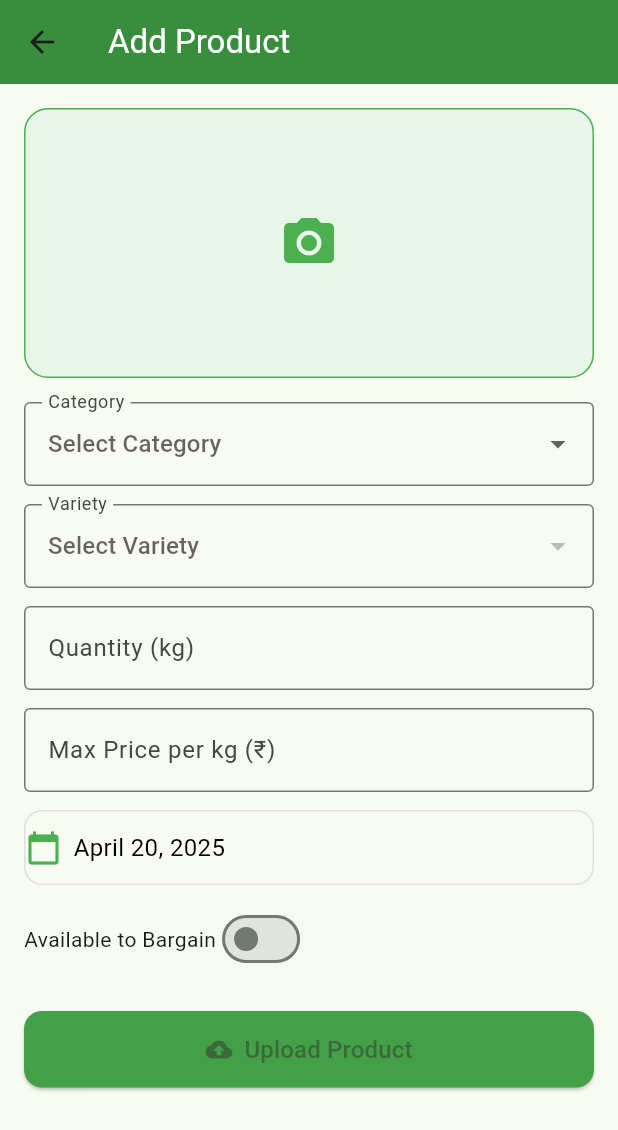
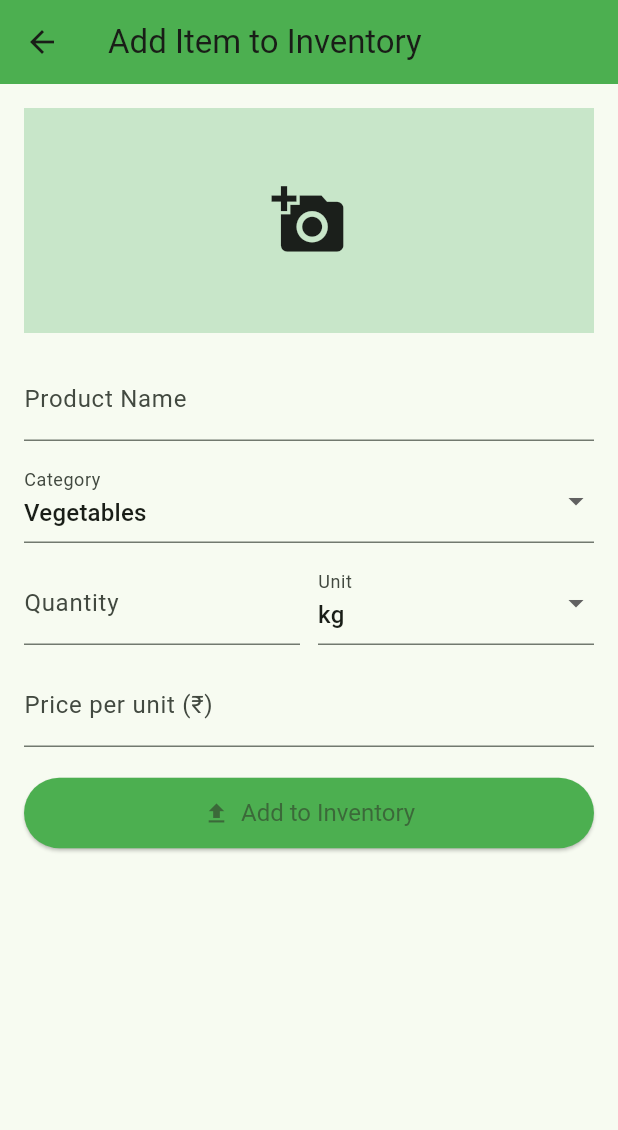
Before and after one commit to VedangiGholap/krushi-15, a Flutter app: the InventoryPage screen opened directly, after a tap on the "add" icon, on a phone screen of 412 x 824 dp. Shown: the top 1130 px of the screen. Run offline on Flutter 3.47's test engine with Material 3 defaults, Android fonts, the phone set to English and light mode, and no system bars; our stand-ins replace cloud_firestore, firebase_core, image_picker; accounts and stored records are empty.

```diff
--- a/lib/pages/farmer/add_product.dart
+++ b/lib/pages/farmer/add_product.dart
@@ -1,255 +1,186 @@
+import 'dart:io';
 import 'package:flutter/material.dart';
-import 'farmer_inventory.dart';
-import 'dart:io';
 import 'package:cloud_firestore/cloud_firestore.dart';
 import 'package:image_picker/image_picker.dart';
-import 'package:intl/intl.dart';
-import 'package:uuid/uuid.dart';
-import 'package:firebase_storage/firebase_storage.dart';
+import 'package:krushi_version16/cloudinary_service.dart'; // Import the service here
 
+class AddInventoryItemPage extends StatefulWidget {
+  final String farmerId;
 
-class AddProductPage extends StatefulWidget {
-  final String farmerId;
-  const AddProductPage({super.key, required this.farmerId});
+  const AddInventoryItemPage({super.key, required this.farmerId});
 
   @override
-  State<AddProductPage> createState() => _AddProductPageState();
+  State<AddInventoryItemPage> createState() => _AddInventoryItemPageState();
 }
 
-class _AddProductPageState extends State<AddProductPage> {
+class _AddInventoryItemPageState extends State<AddInventoryItemPage> {
   final _formKey = GlobalKey<FormState>();
-  final _picker = ImagePicker();
 
-  final quantityController = TextEditingController();
-  final priceController = TextEditingController();
+  String? productName;
+  String category = 'Vegetables';
+  int? quantity;
+  String unit = 'kg';
+  double? price;
 
-  String selectedCategory = '';
-  String? selectedVariety;
-  int quantity = 0;
-  double maxPrice = 0.0;
-  double demandPrice = 0.0;
-  DateTime? harvestDate;
-  File? imageFile;
-  bool uploading = false;
-  bool availableToBargain = false;
+  File? _imageFile;
+  bool _isUploading = false;
 
-  final Map<String, List<String>> categoryMap = {
-    'Vegetables': ['Tomato', 'Ladyfinger', 'Spinach'],
-    'Fruits': ['Banana', 'Strawberry'],
-    'Grains': ['Rice', 'Wheat'],
-  };
+  final categories = ['Vegetables', 'Fruits', 'Grains'];
+  final units = ['kg', 'dozen', 'litre'];
 
-  @override
-  void initState() {
-    super.initState();
-    harvestDate = DateTime.now();
-    selectedCategory = '';
-  }
+  final picker = ImagePicker();
 
-  @override
-  void dispose() {
-    quantityController.dispose();
-    priceController.dispose();
-    super.dispose();
-  }
-
-  Future<void> captureImage() async {
-    final pickedFile = await _picker.pickImage(source: ImageSource.camera);
-    if (pickedFile != null) {
-      setState(() {
-        imageFile = File(pickedFile.path);
-      });
+  Future<void> _pickImage() async {
+    final picked = await picker.pickImage(source: ImageSource.gallery);
+    if (picked != null) {
+      setState(() => _imageFile = File(picked.path));
     }
   }
 
-  Future<void> pickHarvestDate() async {
-    final DateTime? picked = await showDatePicker(
-      context: context,
-      initialDate: harvestDate ?? DateTime.now(),
-      firstDate: DateTime(2000),
-      lastDate: DateTime(2100),
-    );
-    if (picked != null) setState(() => harvestDate = picked);
-  }
-
-  Future<void> uploadProduct() async {
-    if (!_formKey.currentState!.validate()) return;
-
-    if (imageFile == null) {
-      showError("Please capture an image.");
-      return;
-    }
-    if (harvestDate == null) {
-      showError("Please select harvest date.");
+  Future<void> _submitForm() async {
+    if (!_formKey.currentState!.validate() || _imageFile == null) {
+      ScaffoldMessenger.of(context).showSnackBar(
+        const SnackBar(content: Text('Please complete all fields')),
+      );
       return;
     }
 
-    setState(() => uploading = true);
+    _formKey.currentState!.save();
+    setState(() => _isUploading = true);
 
     try {
-      quantity = int.tryParse(quantityController.text) ?? 0;
-      maxPrice = double.tryParse(priceController.text) ?? 0.0;
-      demandPrice = maxPrice * 0.8;
+      // Upload the image to Cloudinary
+      String? imageUrl = await uploadImageToCloudinary(_imageFile!); // This comes from cloudinary_service.dart
 
-      //  Upload image to Firebase Storage
-      final fileName = 'product_${const Uuid().v4()}.jpg';
-      final ref = FirebaseStorage.instance.ref().child('product_images').child(fileName);
-      await ref.putFile(imageFile!);
-      final imageUrl = await ref.getDownloadURL();
+      if (imageUrl == null) {
+        ScaffoldMessenger.of(context).showSnackBar(
+          const SnackBar(content: Text('Image upload failed')),
+        );
+        return;
+      }
 
-      //  Upload to Firestore
+      // Add data to Firestore
       await FirebaseFirestore.instance.collection('inventory').add({
+        'productName': productName,
+        'category': category,
+        'quantity': quantity,
+        'unit': unit,
+        'price': price,
+        'imageUrl': imageUrl,
         'farmerId': widget.farmerId,
-        'cropName': selectedCategory,
-        'variety': selectedVariety,
-        'quantity': quantity,
-        'quantityRemaining': quantity,
-        'maxPrice': maxPrice,
-        'demandPrice': demandPrice,
-        'harvestDate': Timestamp.fromDate(harvestDate!),
-        'image': imageUrl, // <-- store URL instead of base64
-        'availableToBargain': availableToBargain,
-        'uploadedAt': Timestamp.now(),
+        'timestamp': FieldValue.serverTimestamp(),
       });
 
-      if (!mounted) return;
-      Navigator.pushReplacement(
-        context,
-        MaterialPageRoute(builder: (context) => InventoryPage(farmerId: widget.farmerId)),
+      // On success, go back to previous screen
+      Navigator.pop(context);
+    } catch (e) {
+      ScaffoldMessenger.of(context).showSnackBar(
+        SnackBar(content: Text('Error: ${e.toString()}')),
       );
-    } catch (e) {
-      setState(() => uploading = false);
-      showError('Upload failed: ${e.toString()}');
+    } finally {
+      setState(() => _isUploading = false);
     }
-  }
-
-
-  void showError(String message) {
-    ScaffoldMessenger.of(context).showSnackBar(SnackBar(content: Text(message)));
   }
 
   @override
   Widget build(BuildContext context) {
     return Scaffold(
       appBar: AppBar(
-        title: const Text('Add Product', style: TextStyle(color: Colors.white)),
-        backgroundColor: Colors.green[700],
+        title: const Text("Add Item to Inventory"),
+        backgroundColor: Colors.green,
       ),
-      body: uploading
-          ? const Center(child: CircularProgressIndicator())
-          : SingleChildScrollView(
+      body: SingleChildScrollView(
         padding: const EdgeInsets.all(16),
         child: Form(
           key: _formKey,
           child: Column(
             children: [
               GestureDetector(
-                onTap: captureImage,
-                child: Container(
-                  height: 180,
+                onTap: _pickImage,
+                child: _imageFile == null
+                    ? Container(
+                  height: 150,
                   width: double.infinity,
-                  decoration: BoxDecoration(
-                    color: Colors.green[50],
-                    border: Border.all(color: Colors.green),
-                    borderRadius: BorderRadius.circular(16),
-                  ),
-                  child: imageFile != null
-                      ? ClipRRect(
-                      borderRadius: BorderRadius.circular(16),
-                      child: Image.file(imageFile!, fit: BoxFit.cover))
-                      : const Center(
-                    child: Icon(Icons.camera_alt, size: 40, color: Colors.green),
+                  color: Colors.green[100],
+                  child: const Icon(Icons.add_a_photo, size: 50),
+                )
+                    : ClipRRect(
+                  borderRadius: BorderRadius.circular(8),
+                  child: Image.file(
+                    _imageFile!,
+                    height: 150,
+                    width: double.infinity,
+                    fit: BoxFit.cover,
                   ),
                 ),
               ),
               const SizedBox(height: 16),
-              DropdownButtonFormField<String>(
-                hint: const Text("Select Category"),
-                value: selectedCategory.isNotEmpty ? selectedCategory : null,
-                decoration: const InputDecoration(labelText: 'Category', border: OutlineInputBorder()),
-                items: categoryMap.keys
-                    .map((category) => DropdownMenuItem(value: category, child: Text(category)))
-                    .toList(),
-                onChanged: (value) {
-                  setState(() {
-                    selectedCategory = value!;
-                    selectedVariety = categoryMap[selectedCategory]!.first;
-                  });
-                },
-                validator: (val) => val == null || val.isEmpty ? 'Required' : null,
+              TextFormField(
+                decoration: const InputDecoration(labelText: 'Product Name'),
+                onSaved: (val) => productName = val,
+                validator: (val) => val!.isEmpty ? 'Enter a product name' : null,
               ),
               const SizedBox(height: 12),
-              DropdownButtonFormField<String>(
-                hint: const Text("Select Variety"),
-                value: selectedVariety,
-                decoration: const InputDecoration(labelText: 'Variety', border: OutlineInputBorder()),
-                items: selectedCategory.isEmpty
-                    ? []
-                    : categoryMap[selectedCategory]!
-                    .map((v) => DropdownMenuItem(value: v, child: Text(v)))
+              DropdownButtonFormField(
+                value: category,
+                items: categories
+                    .map((c) => DropdownMenuItem(value: c, child: Text(c)))
                     .toList(),
-                onChanged: (value) => setState(() => selectedVariety = value),
-                validator: (val) => val == null || val.isEmpty ? 'Required' : null,
-              ),
-              const SizedBox(height: 12),
-              TextFormField(
-                controller: quantityController,
-                decoration: const InputDecoration(labelText: 'Quantity (kg)', border: OutlineInputBorder()),
-                keyboardType: TextInputType.number,
-                validator: (val) => val == null || val.isEmpty ? 'Required' : null,
-              ),
-              const SizedBox(height: 12),
-              TextFormField(
-                controller: priceController,
-                decoration: const InputDecoration(labelText: 'Max Price per kg (₹)', border: OutlineInputBorder()),
-                keyboardType: TextInputType.number,
-                validator: (val) => val == null || val.isEmpty ? 'Required' : null,
-              ),
-              const SizedBox(height: 12),
-              GestureDetector(
-                onTap: pickHarvestDate,
-                child: Container(
-                  padding: const EdgeInsets.symmetric(vertical: 12),
-                  decoration: BoxDecoration(
-                    border: Border.all(color: Colors.grey.shade300),
-                    borderRadius: BorderRadius.circular(12),
-                  ),
-                  child: Row(
-                    children: [
-                      const Icon(Icons.calendar_today, color: Colors.green),
-                      const SizedBox(width: 8),
-                      Text(
-                        harvestDate != null
-                            ? DateFormat.yMMMMd().format(harvestDate!)
-                            : 'Select Harvest Date',
-                        style: const TextStyle(fontSize: 16, color: Colors.black),
-                      ),
-                    ],
-                  ),
-                ),
+                onChanged: (val) => setState(() => category = val!),
+                decoration: const InputDecoration(labelText: 'Category'),
               ),
               const SizedBox(height: 12),
               Row(
                 children: [
-                  const Text('Available to Bargain'),
-                  Switch(
-                    value: availableToBargain,
-                    onChanged: (val) => setState(() => availableToBargain = val),
+                  Expanded(
+                    child: TextFormField(
+                      keyboardType: TextInputType.number,
+                      decoration: const InputDecoration(labelText: 'Quantity'),
+                      onSaved: (val) => quantity = int.tryParse(val!),
+                      validator: (val) => val!.isEmpty ? 'Enter quantity' : null,
+                    ),
+                  ),
+                  const SizedBox(width: 12),
+                  Expanded(
+                    child: DropdownButtonFormField(
+                      value: unit,
+                      items: units
+                          .map((u) => DropdownMenuItem(value: u, child: Text(u)))
+                          .toList(),
+                      onChanged: (val) => setState(() => unit = val!),
+                      decoration: const InputDecoration(labelText: 'Unit'),
+                    ),
                   ),
                 ],
               ),
-              const SizedBox(height: 24),
+              const SizedBox(height: 12),
+              TextFormField(
+                keyboardType: TextInputType.number,
+                decoration: const InputDecoration(labelText: 'Price per unit (₹)'),
+                onSaved: (val) => price = double.tryParse(val!),
+                validator: (val) => val!.isEmpty ? 'Enter price' : null,
+              ),
+              const SizedBox(height: 20),
               SizedBox(
                 width: double.infinity,
                 child: ElevatedButton.icon(
-                  icon: const Icon(Icons.cloud_upload),
-                  label: const Text("Upload Product", style: TextStyle(fontSize: 16)),
+                  icon: _isUploading
+                      ? const SizedBox(
+                    height: 16,
+                    width: 16,
+                    child: CircularProgressIndicator(
+                      strokeWidth: 2,
+                      color: Colors.white,
+                    ),
+                  )
+                      : const Icon(Icons.upload),
+                  label: Text(_isUploading ? 'Uploading...' : 'Add to Inventory'),
                   style: ElevatedButton.styleFrom(
-                    backgroundColor: Colors.green[600],
+                    backgroundColor: Colors.green,
                     padding: const EdgeInsets.symmetric(vertical: 14),
-                    shape: RoundedRectangleBorder(borderRadius: BorderRadius.circular(12)),
+                    textStyle: const TextStyle(fontSize: 16),
                   ),
-                  onPressed: uploadProduct,
+                  onPressed: _isUploading ? null : _submitForm,
                 ),
               ),
             ],
--- a/lib/pages/farmer/farmer_inventory.dart
+++ b/lib/pages/farmer/farmer_inventory.dart
@@ -1,155 +1,83 @@
-import 'dart:convert';
 import 'package:flutter/material.dart';
 import 'package:cloud_firestore/cloud_firestore.dart';
-import 'package:intl/intl.dart';
 import 'add_product.dart';
-
-class InventoryPage extends StatefulWidget {
+class InventoryPage extends StatelessWidget {
   final String farmerId;
 
   const InventoryPage({super.key, required this.farmerId});
-
-  @override
-  State<InventoryPage> createState() => _InventoryPageState();
-}
-
-class _InventoryPageState extends State<InventoryPage> {
-  String searchQuery = '';
 
   @override
   Widget build(BuildContext context) {
     return Scaffold(
       appBar: AppBar(
         title: const Text("My Inventory"),
-        backgroundColor: Colors.green[600],
+        backgroundColor: Colors.green,
       ),
-      floatingActionButton: FloatingActionButton(
-        backgroundColor: Colors.green,
-        onPressed: () async {
-          final _ = await Navigator.push(
-            context,
-            MaterialPageRoute(
-              builder: (context) => AddProductPage(farmerId: widget.farmerId),
-            ),
-          );
-
-
-          // The page will automatically update with StreamBuilder, no need to call fetchProducts.
-        },
-        child: const Icon(Icons.add),
-      ),
-      body: Padding(
-        padding: const EdgeInsets.all(16),
-        child: Column(
-          children: [
-            // Search Bar
-            TextField(
-              decoration: InputDecoration(
-                hintText: "Search crops...",
-                prefixIcon: const Icon(Icons.search),
-                border: OutlineInputBorder(borderRadius: BorderRadius.circular(12)),
-              ),
-              onChanged: (val) {
-                setState(() {
-                  searchQuery = val;
-                });
-              },
-            ),
-            const SizedBox(height: 16),
-
-            // Real-Time Product List using StreamBuilder
-            Expanded(
-              child: StreamBuilder<QuerySnapshot>(
+      body: StreamBuilder<QuerySnapshot>(
         stream: FirebaseFirestore.instance
             .collection('inventory')
-                    .where('farmerId', isEqualTo: widget.farmerId)
+            .where('farmerId', isEqualTo: farmerId)
+            .orderBy('timestamp', descending: true)
             .snapshots(),
         builder: (context, snapshot) {
-                  if (!snapshot.hasData) {
+          if (snapshot.connectionState == ConnectionState.waiting) {
             return const Center(child: CircularProgressIndicator());
           }
 
-                  final products = snapshot.data!.docs;
+          final docs = snapshot.data?.docs ?? [];
 
-                  // Filter products based on search query
-                  final filteredProducts = products.where((doc) {
-                    final name = doc['cropName'].toString().toLowerCase();
-                    return name.contains(searchQuery.toLowerCase());
-                  }).toList();
-
-                  if (filteredProducts.isEmpty) {
-                    return const Center(child: Text("No products found."));
+          if (docs.isEmpty) {
+            return const Center(
+              child: Text(
+                "No items in inventory.\nTap + to add.",
+                textAlign: TextAlign.center,
+                style: TextStyle(fontSize: 16, color: Colors.grey),
+              ),
+            );
           }
 
           return ListView.builder(
-                    itemCount: filteredProducts.length,
+            padding: const EdgeInsets.all(16),
+            itemCount: docs.length,
             itemBuilder: (context, index) {
-                      final doc = filteredProducts[index];
-                      final freshness = getFreshnessStatus(doc['harvestDate']);
-                      final base64Image = doc['image'];
+              final data = docs[index].data() as Map<String, dynamic>;
               return Card(
-                        shape: RoundedRectangleBorder(borderRadius: BorderRadius.circular(12)),
                 margin: const EdgeInsets.only(bottom: 12),
+                shape: RoundedRectangleBorder(
+                    borderRadius: BorderRadius.circular(12)),
+                color: Colors.green[50],
                 child: ListTile(
-                          leading: base64Image != null
-                              ? ClipRRect(
-                            borderRadius: BorderRadius.circular(8),
-                            child: Image.memory(
-                              base64Decode(base64Image),
-                              width: 56,
-                              height: 56,
+                  leading: Image.network(
+                    data['imageUrl'] ?? '',
+                    width: 50,
+                    height: 50,
                     fit: BoxFit.cover,
                   ),
-                          )
-                              : const Icon(Icons.image, size: 40),
-
-                          title: Text(doc['cropName']),
+                  title: Text(
+                    data['productName'] ?? '',
+                    style: const TextStyle(fontWeight: FontWeight.bold),
+                  ),
                   subtitle: Text(
-                            "Price: ₹${doc['demandPrice']} | Qty: ${doc['quantity']}kg",
-                          ),
-                          trailing: Column(
-                            mainAxisAlignment: MainAxisAlignment.center,
-                            children: [
-                              Text(freshness, style: TextStyle(color: getFreshnessColor(freshness))),
-                              const SizedBox(height: 4),
-                              Text(DateFormat.yMMMd().format(doc['harvestDate'].toDate()),
-                                  style: const TextStyle(fontSize: 10)),
-                            ],
-                          ),
-                          onTap: () {
-                            // Open details page if needed later
-                          },
+                      '${data['quantity']} ${data['unit']} • ₹${data['price']} per ${data['unit']}'),
                 ),
               );
             },
           );
         },
       ),
+      floatingActionButton: FloatingActionButton(
+        onPressed: () {
+          // Navigate to Add Item Page
+          Navigator.push(
+            context,
+            MaterialPageRoute(
+              builder: (context) => AddInventoryItemPage(farmerId: farmerId),
             ),
-          ],
-        ),
+          );
+        },
+        backgroundColor: Colors.green,
+        child: const Icon(Icons.add),
       ),
     );
   }
-
-  // Freshness status helper methods
-  String getFreshnessStatus(Timestamp harvestDate) {
-    final now = DateTime.now();
-    final days = now.difference(harvestDate.toDate()).inDays;
-
-    if (days <= 2) return 'Fresh';
-    if (days <= 5) return 'Okay';
-    return 'Old';
 }
-
-  Color getFreshnessColor(String status) {
-    switch (status) {
-      case 'Fresh':
-        return Colors.green;
-      case 'Okay':
-        return Colors.orange;
-      default:
-        return Colors.red;
-    }
-  }
-}
--- /dev/null
+++ b/package.json
@@ -0,0 +1,5 @@
+{
+  "dependencies": {
+    "cloudinary": "^2.6.0"
+  }
+}
--- a/pubspec.yaml
+++ b/pubspec.yaml
@@ -30,13 +30,16 @@ environment:
 dependencies:
   flutter:
     sdk: flutter
+  http: ^1.3.0
+  mime: ^2.0.0
 
   # The following adds the Cupertino Icons font to your application.
   # Use with the CupertinoIcons class for iOS style icons.
   cupertino_icons: ^1.0.8
   firebase_core: ^3.13.0
   cloud_firestore: ^5.6.6
-  firebase_storage: ^12.4.5
+  cloudinary_url_gen: ^1.0.0
+  cloudinary_api: ^1.0.0
   image_picker: ^1.1.2
   geolocator: ^14.0.0
   path_provider: ^2.1.5
```
Also changed, not shown: lib/cloudinary_service.dart (added, +48 -0 lines), lib/main.dart (+3 -4 lines), package-lock.json (added), pubspec.lock, 3 other files. Lines whose indentation alone changed are shown as unchanged.
